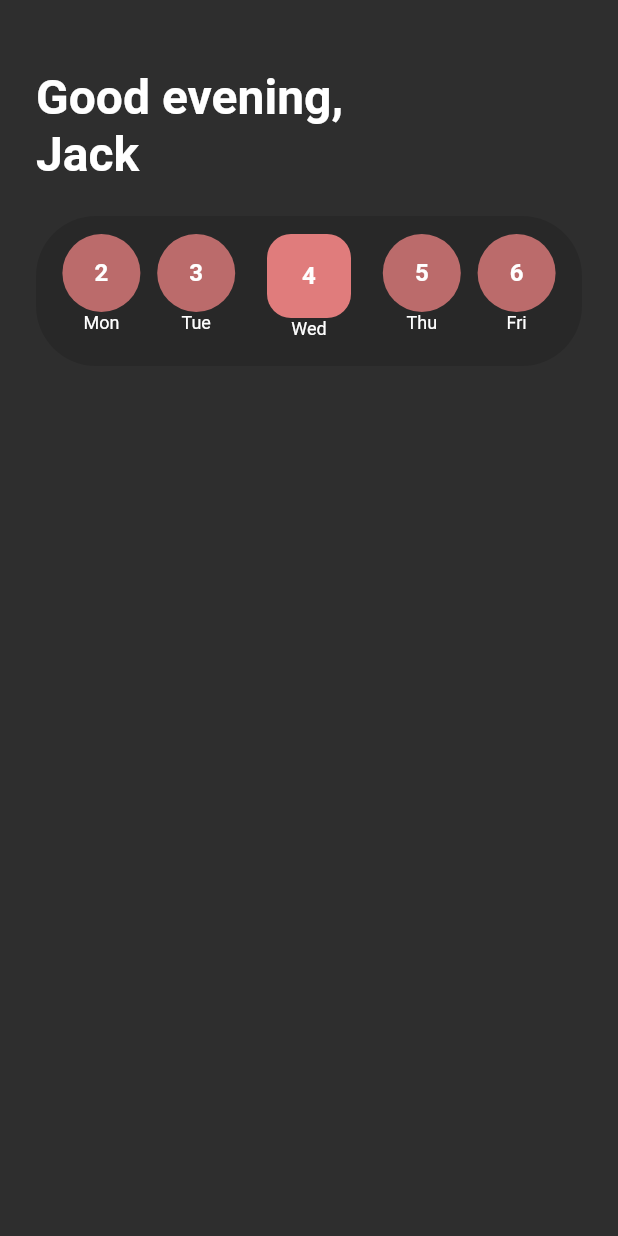
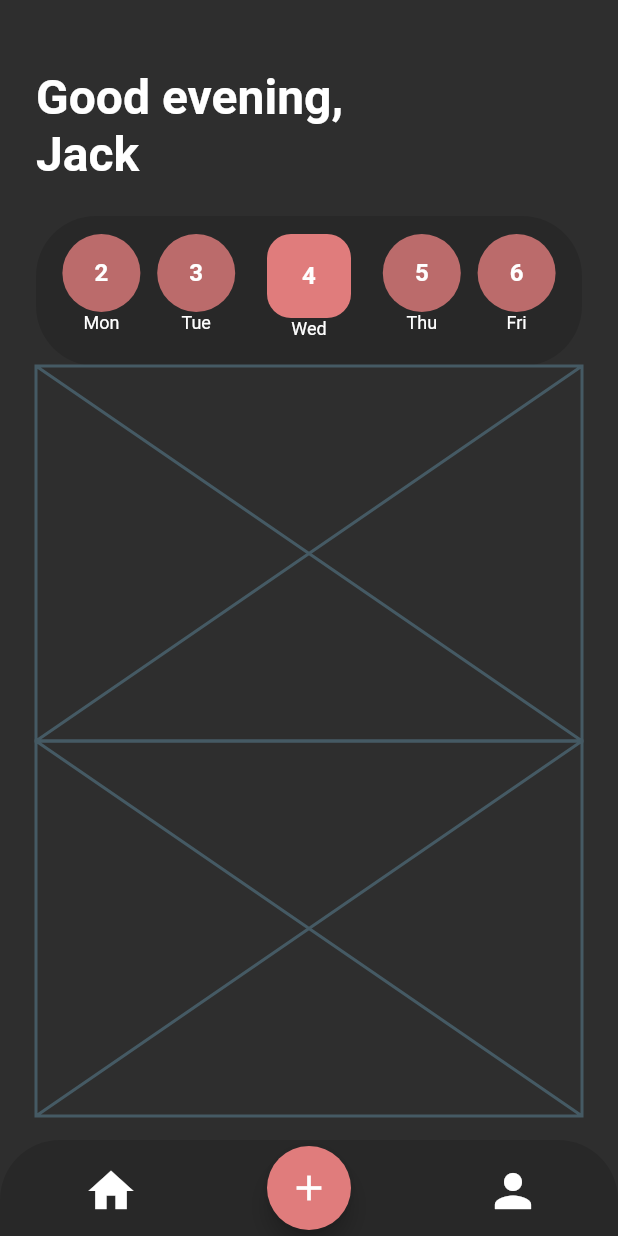
Before and after one commit to MegaJoon/flutter_nov, a Flutter app: the screen it shows after launch, on a phone screen of 412 x 824 dp. Run offline on Flutter 3.47's test engine with Material 2 defaults, Android fonts, the phone set to English and light mode, and no system bars; our stand-ins replace badges, cloud_firestore, dots_indicator, font_awesome_flutter, path_drawing; missing offline and left inert: scrollable_bottom_sheet; accounts and stored records are empty.

```diff
--- a/lib/1119/todo_app.dart
+++ b/lib/1119/todo_app.dart
@@ -29,7 +29,10 @@ class _TodoAppState extends State<TodoApp> {
     return Scaffold(
       backgroundColor: _backgroundColor,
       // body
-      body: Padding(
+      body: Stack(
+        children: <Widget>[
+          // content
+          Padding(
             padding: EdgeInsets.all(padding),
             child: Column(
               children: <Widget>[
@@ -228,8 +231,63 @@ class _TodoAppState extends State<TodoApp> {
                     ],
                   ),
                 ),
+
+               // your habits
+               Container(
+                 height: 250.0,
+                 child: Placeholder(),
+               ),
+
+                // today's tasks
+                Container(
+                  height: 250.0,
+                  child: Placeholder(),
+                ),
+
+
               ],
             ),
+          ),
+
+          // bottom
+          Positioned(
+            left: 0,
+            right: 0,
+            bottom: 0,
+            child: Container(
+              padding: EdgeInsets.symmetric(horizontal: padding *2),
+              height: 64.0,
+              decoration: BoxDecoration(
+                borderRadius: BorderRadius.only(
+                  topLeft: Radius.circular(40.0),
+                  topRight: Radius.circular(40.0),
+                ),
+                color: _containerColor,
+              ),
+              child: Row(
+                crossAxisAlignment: CrossAxisAlignment.center,
+                mainAxisAlignment: MainAxisAlignment.spaceBetween,
+                children: <Widget>[
+                  IconButton(
+                    onPressed: (){},
+                    icon: Icon(Icons.home, size: 36.0, color: _textColor),
+                  ),
+
+                  FloatingActionButton(
+                    onPressed: (){},
+                    backgroundColor: habitColor[1],
+                    child: Icon(Icons.add, size: 28.0, color: _textColor),
+                  ),
+
+                  IconButton(
+                    onPressed: (){},
+                    icon: Icon(Icons.person, size: 36.0, color: _textColor),
+                  ),
+                ],
+              ),
+            ),
+          ),
+        ],
       ),
     );
   }
```
Lines whose indentation alone changed are shown as unchanged.
